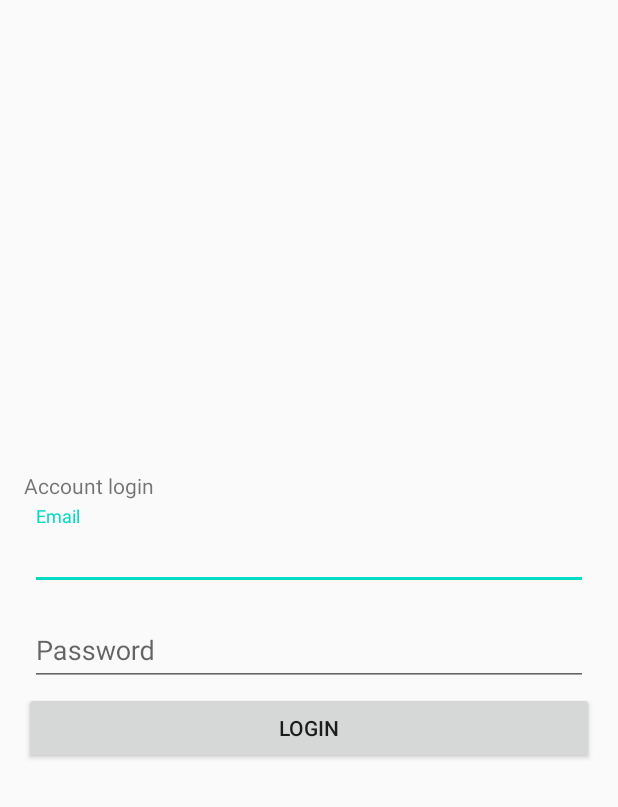
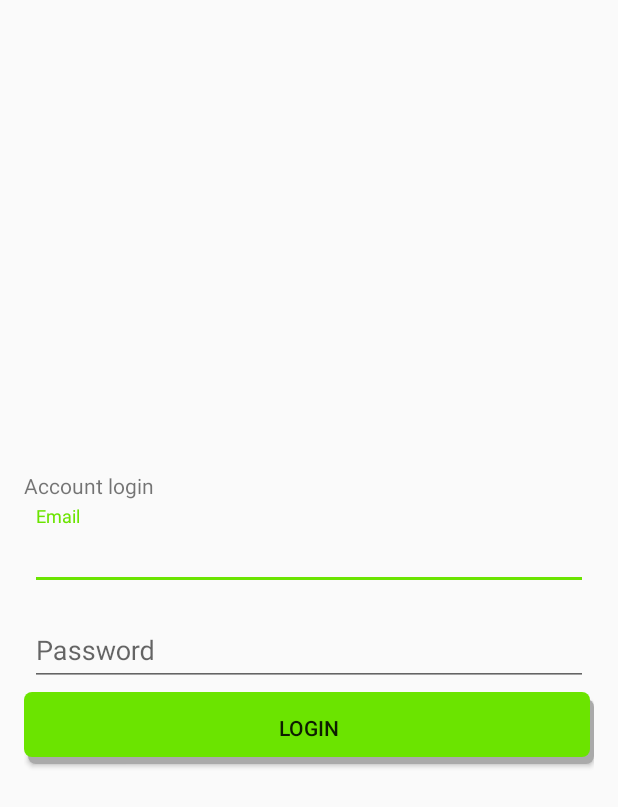
Before and after one commit to AbhishekSanthoshJaya/Bobal_LanguageLearning, an Android app: the layout activity_login.xml on its own in the app's theme, with its tools: preview values and no code run, on a phone screen of 412 x 824 dp. Shown: the top 807 px of the screen. Run offline under Robolectric (Android 15) with nearby library versions, the phone set to English and light mode, and no system bars.

Commit message:
Removed status bar and task bar and changed colors, added shadow to button

```diff
--- a/app/src/main/java/com/aby/capstone_quasars_bobal/LoginActivity.java
+++ b/app/src/main/java/com/aby/capstone_quasars_bobal/LoginActivity.java
@@ -1,9 +1,11 @@
 package com.aby.capstone_quasars_bobal;
 
 import androidx.annotation.NonNull;
+import androidx.appcompat.app.ActionBar;
 import androidx.appcompat.app.AppCompatActivity;
 
 import android.content.Intent;
+import android.graphics.Color;
 import android.os.Bundle;
 import android.text.TextUtils;
 import android.view.View;
@@ -28,6 +30,13 @@ public class LoginActivity extends AppCompatActivity {
     protected void onCreate(Bundle savedInstanceState) {
         super.onCreate(savedInstanceState);
         setContentView(R.layout.activity_login);
+
+        getWindow().getDecorView().setBackgroundColor(Color.WHITE);
+        View decorView = getWindow().getDecorView();
+        int uiOptions = View.SYSTEM_UI_FLAG_FULLSCREEN;
+        decorView.setSystemUiVisibility(uiOptions);
+        ActionBar actionBar = getSupportActionBar();
+        actionBar.hide();
 
         mAuth = FirebaseAuth.getInstance();
 
--- /dev/null
+++ b/app/src/main/res/drawable/shadow_button.xml
@@ -0,0 +1,17 @@
+<?xml version="1.0" encoding="utf-8"?>
+<layer-list xmlns:android="http://schemas.android.com/apk/res/android">
+    <!-- Gray shadow. -->
+    <item android:left="3dp" android:top="5dp">
+        <shape>
+            <solid android:color="@android:color/darker_gray" />
+            <corners android:radius="5dp" />
+        </shape>
+    </item>
+    <!-- White foreground. -->
+    <item android:bottom="5dp" android:right="3dp">
+        <shape>
+            <solid android:color="@color/bobalgreen" />
+            <corners android:radius="5dp" />
+        </shape>
+    </item>
+</layer-list>
--- a/app/src/main/res/layout/activity_login.xml
+++ b/app/src/main/res/layout/activity_login.xml
@@ -45,7 +45,8 @@
         android:id="@+id/login"
         android:layout_width="match_parent"
         android:layout_height="wrap_content"
-        android:text="Login" />
+        android:text="Login"
+        android:background="@drawable/shadow_button"/>
 
     <ProgressBar
         android:id="@+id/progressBar"
--- a/app/src/main/res/values/colors.xml
+++ b/app/src/main/res/values/colors.xml
@@ -1,9 +1,10 @@
 <?xml version="1.0" encoding="utf-8"?>
 <resources>
-    <color name="colorPrimary">#6200EE</color>
+    <color name="colorPrimary">#6be400</color>
     <color name="colorPrimaryDark">#3700B3</color>
-    <color name="colorAccent">#03DAC5</color>
+    <color name="colorAccent">#6be400</color>
     <color name="cardFront">#434850</color>
     <color name="cardBack">#bc4c4a</color>
     <color name="white">#ffff</color>
+    <color name="bobalgreen">#6be400</color>
 </resources>
```
